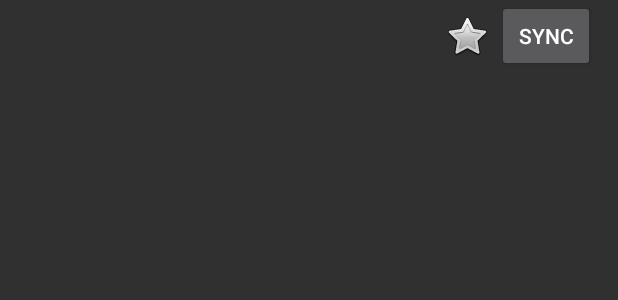
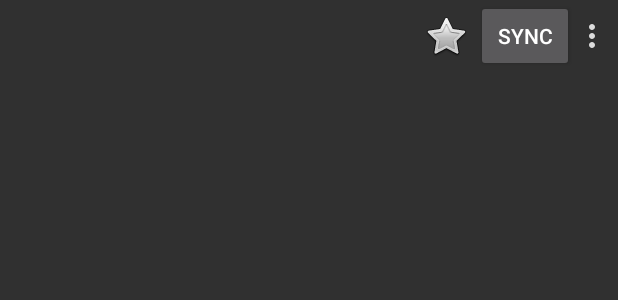
Before and after one commit to Andreas-Garcia/bodzify-kotlin-app, an Android app: the layout library_song_list_view_item.xml on its own in the app's theme, with its tools: preview values and no code run, on a phone screen of 412 x 824 dp. Shown: the top 300 px of the screen. Run offline under Robolectric (Android 15) with nearby library versions, the phone set to English and light mode, and no system bars.

Commit message:
Add edit button

```diff
--- a/app/src/main/java/com/bpm/a447bpm/fragment/LibraryFragment.kt
+++ b/app/src/main/java/com/bpm/a447bpm/fragment/LibraryFragment.kt
@@ -4,12 +4,14 @@ import android.os.Bundle
 import android.view.LayoutInflater
 import android.view.View
 import android.view.ViewGroup
+import android.widget.AdapterView.OnItemLongClickListener
 import android.widget.ListView
 import android.widget.SearchView
 import com.bpm.a447bpm.R
 import com.bpm.a447bpm.adapter.LibrarySongListAdapter
 import com.bpm.a447bpm.dto.ResponseJSON
 import com.bpm.a447bpm.model.SongLibrary
+
 
 class LibraryFragment : BaseFragment() {
 
--- /dev/null
+++ b/app/src/main/res/drawable/ic_baseline_more_vert_24.xml
@@ -0,0 +1,5 @@
+<vector android:height="24dp" android:tint="#DCDCDC"
+    android:viewportHeight="24" android:viewportWidth="24"
+    android:width="24dp" xmlns:android="http://schemas.android.com/apk/res/android">
+    <path android:fillColor="@android:color/white" android:pathData="M12,8c1.1,0 2,-0.9 2,-2s-0.9,-2 -2,-2 -2,0.9 -2,2 0.9,2 2,2zM12,10c-1.1,0 -2,0.9 -2,2s0.9,2 2,2 2,-0.9 2,-2 -0.9,-2 -2,-2zM12,16c-1.1,0 -2,0.9 -2,2s0.9,2 2,2 2,-0.9 2,-2 -0.9,-2 -2,-2z"/>
+</vector>
--- a/app/src/main/res/layout/library_song_list_view_item.xml
+++ b/app/src/main/res/layout/library_song_list_view_item.xml
@@ -58,6 +58,13 @@
         android:id="@+id/library_song_sync_button"
         android:layout_width="65dp"
         android:layout_height="wrap_content"
-        android:layout_marginEnd="15dp"
         android:text="@string/library_song_sync_button_label" />
+
+    <ImageView
+        android:id="@+id/library_song_edit_imageView"
+        android:layout_width="wrap_content"
+        android:layout_height="wrap_content"
+        android:layout_marginEnd="5dp"
+        android:layout_gravity="center_vertical"
+        app:srcCompat="@drawable/ic_baseline_more_vert_24" />
 </LinearLayout>
```
